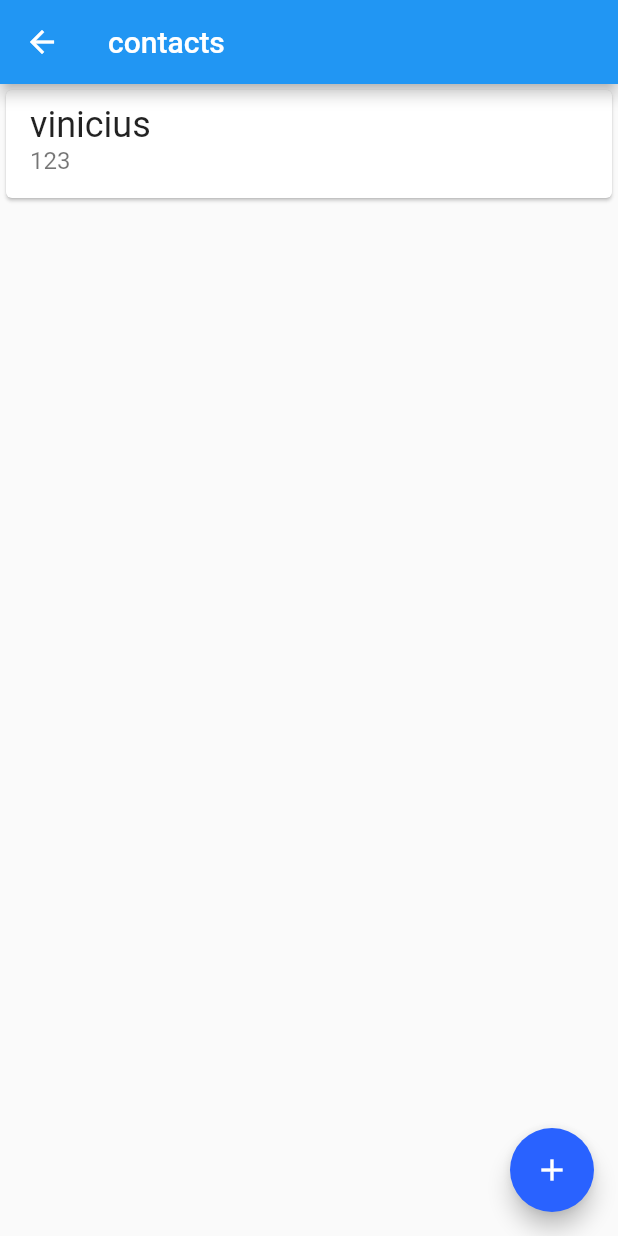
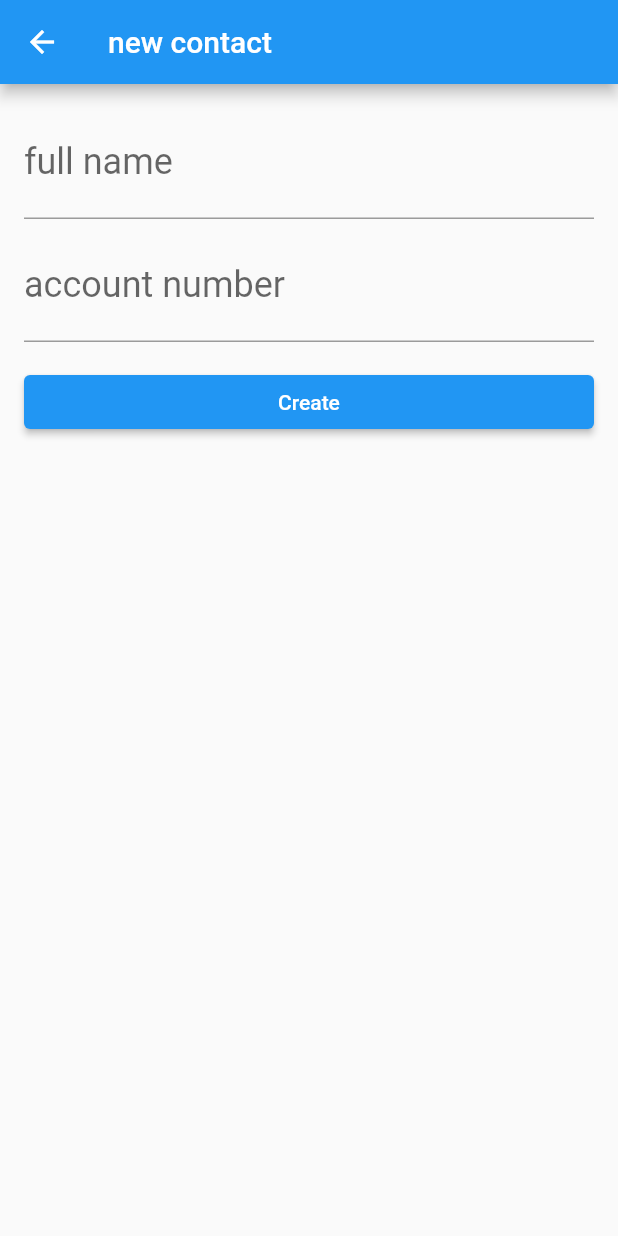
Before and after one commit to vinitecnico/poc-flutter-byte-bank, a Flutter app: the ContactList screen opened directly, after a tap on the "add" icon, on a phone screen of 412 x 824 dp. Run offline on Flutter 3.47's test engine with Material 2 defaults, Android fonts, the phone set to English and light mode, and no system bars.

Commit message:
create new contact

```diff
--- /dev/null
+++ b/lib/models/contact.dart
@@ -0,0 +1,11 @@
+class Contact {
+  final String name;
+  final int? accountNumber;
+
+  Contact(this.name, this.accountNumber);
+
+  @override
+  String toString() {
+    return 'contact{name: $name, accountNumber: $accountNumber}';
+  }
+}
--- /dev/null
+++ b/lib/screens/contact_form.dart
@@ -0,0 +1,78 @@
+import 'package:flutter/material.dart';
+import 'package:poc_byte_bank_v2/models/contact.dart';
+
+class ContactForm extends StatefulWidget {
+  @override
+  State<ContactForm> createState() => _ContactFormState();
+}
+
+class _ContactFormState extends State<ContactForm> {
+  final TextEditingController _nameController = TextEditingController();
+  final TextEditingController _accountNumberController =
+      TextEditingController();
+
+  void _createContact(context) {
+    // final int? accountNumber = int.tryParse(_controladorCampoNumeroConta.text);
+    // final double? amount = double.tryParse(_controllerAmount.text);
+    // if (accountNumber != null && amount != null && _dropdownValue != null) {
+    //   final Transfer? transferCreated =
+    //       Transfer(amount, _dropdownValue.toString(), accountNumber);
+    //   debugPrint("$transferCreated");
+    //   Navigator.pop(context, transferCreated);
+    // }
+
+    final String name = _nameController.text;
+    final int? accountNumber = int.tryParse(_accountNumberController.text);
+
+    // if (name != null && accountNumber != null) {
+    final Contact newContact = Contact(name, accountNumber);
+    Navigator.pop(context, newContact);
+    // }
+  }
+
+  @override
+  Widget build(BuildContext context) {
+    return Scaffold(
+        appBar: AppBar(
+          title: Text('new contact'),
+        ),
+        body: Padding(
+          padding: EdgeInsets.all(16.0),
+          child: Column(
+            children: [
+              TextField(
+                decoration: InputDecoration(
+                  label: Text('full name'),
+                ),
+                style: TextStyle(
+                  fontSize: 24.0,
+                ),
+                controller: _nameController,
+              ),
+              Padding(
+                padding: EdgeInsets.only(top: 8.0),
+                child: TextField(
+                  decoration: InputDecoration(
+                    label: Text('account number'),
+                  ),
+                  style: TextStyle(
+                    fontSize: 24.0,
+                  ),
+                  controller: _accountNumberController,
+                  keyboardType: TextInputType.number,
+                ),
+              ),
+              Padding(
+                padding: EdgeInsets.only(top: 16.0),
+                child: SizedBox(
+                  width: double.maxFinite,
+                  child: ElevatedButton(
+                      onPressed: () => _createContact(context),
+                      child: const Text('Create')),
+                ),
+              )
+            ],
+          ),
+        ));
+  }
+}
--- a/lib/screens/contacts_list.dart
+++ b/lib/screens/contacts_list.dart
@@ -1,4 +1,5 @@
 import 'package:flutter/material.dart';
+import 'package:poc_byte_bank_v2/screens/contact_form.dart';
 
 class ContactList extends StatelessWidget {
   const ContactList({Key? key}) : super(key: key);
@@ -28,7 +29,15 @@ class ContactList extends StatelessWidget {
         ],
       ),
       floatingActionButton: FloatingActionButton(
-        onPressed: () {},
+        onPressed: () {
+          Navigator.of(context)
+              .push(
+                MaterialPageRoute(
+                  builder: (context) => ContactForm(),
+                ),
+              )
+              .then((newContact) => debugPrint(newContact.toString()));
+        },
         child: const Icon(Icons.add),
       ),
     );
```
